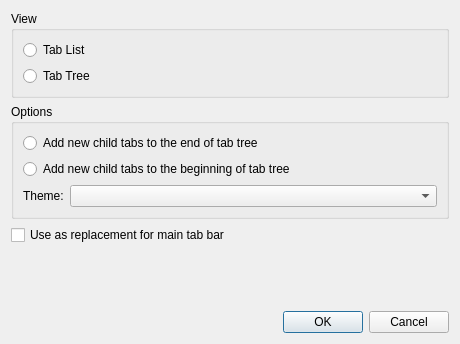
Above: src/plugins/VerticalTabs/verticaltabssettings.ui from KDE/falkon before the change. Below: the same form after it.
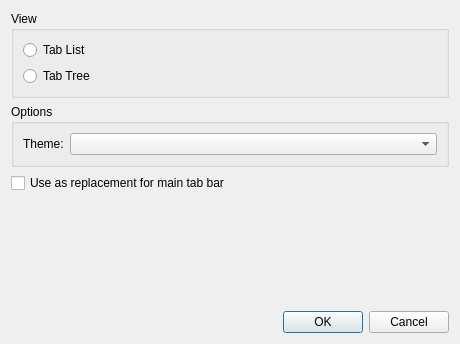
That is the form after the change.

Commit message: TabWidget: take control of `AddChildBehavior` from `VerticalTabs` plugin

The edit to the form file:
```diff
--- a/src/plugins/VerticalTabs/verticaltabssettings.ui
+++ b/src/plugins/VerticalTabs/verticaltabssettings.ui
@@ -43,28 +43,14 @@
       <string>Options</string>
      </property>
      <layout class="QFormLayout" name="formLayout">
-      <item row="0" column="0" colspan="2">
-       <widget class="QRadioButton" name="appendChild">
-        <property name="text">
-         <string>Add new child tabs to the end of tab tree</string>
-        </property>
-       </widget>
-      </item>
-      <item row="1" column="0" colspan="2">
-       <widget class="QRadioButton" name="prependChild">
-        <property name="text">
-         <string>Add new child tabs to the beginning of tab tree</string>
-        </property>
-       </widget>
-      </item>
-      <item row="2" column="0">
+      <item row="0" column="0">
        <widget class="QLabel" name="label">
         <property name="text">
          <string>Theme:</string>
         </property>
        </widget>
       </item>
-      <item row="2" column="1">
+      <item row="0" column="1">
        <widget class="QComboBox" name="theme"/>
       </item>
      </layout>
```
The commit also changes 5 other files.
